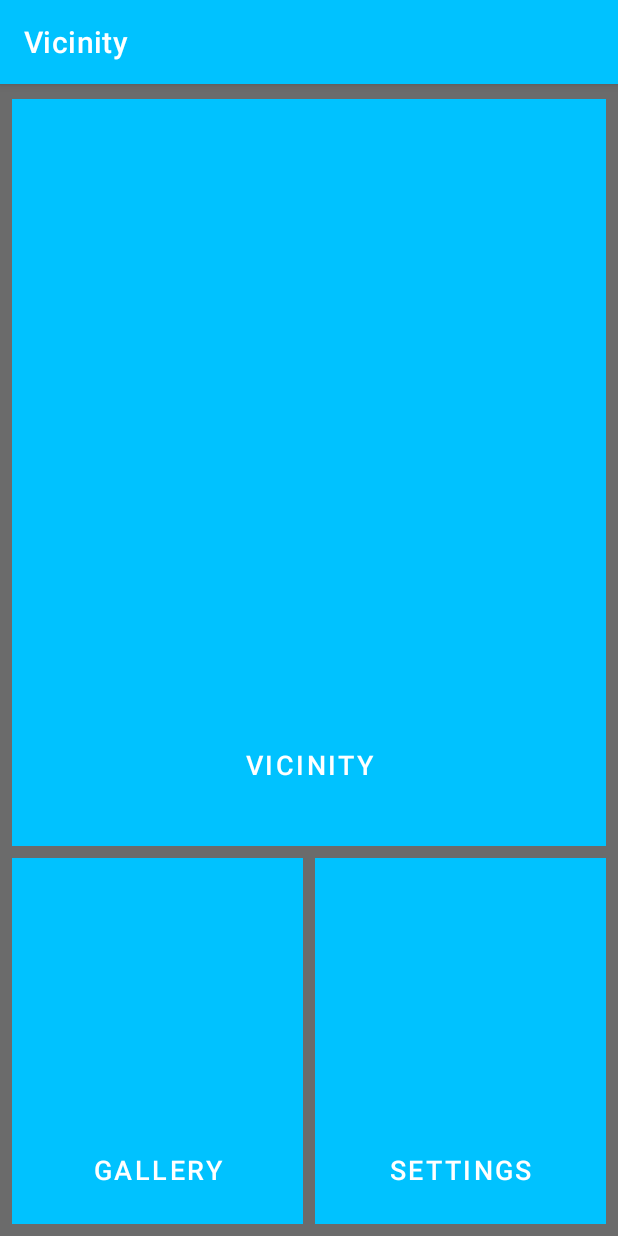
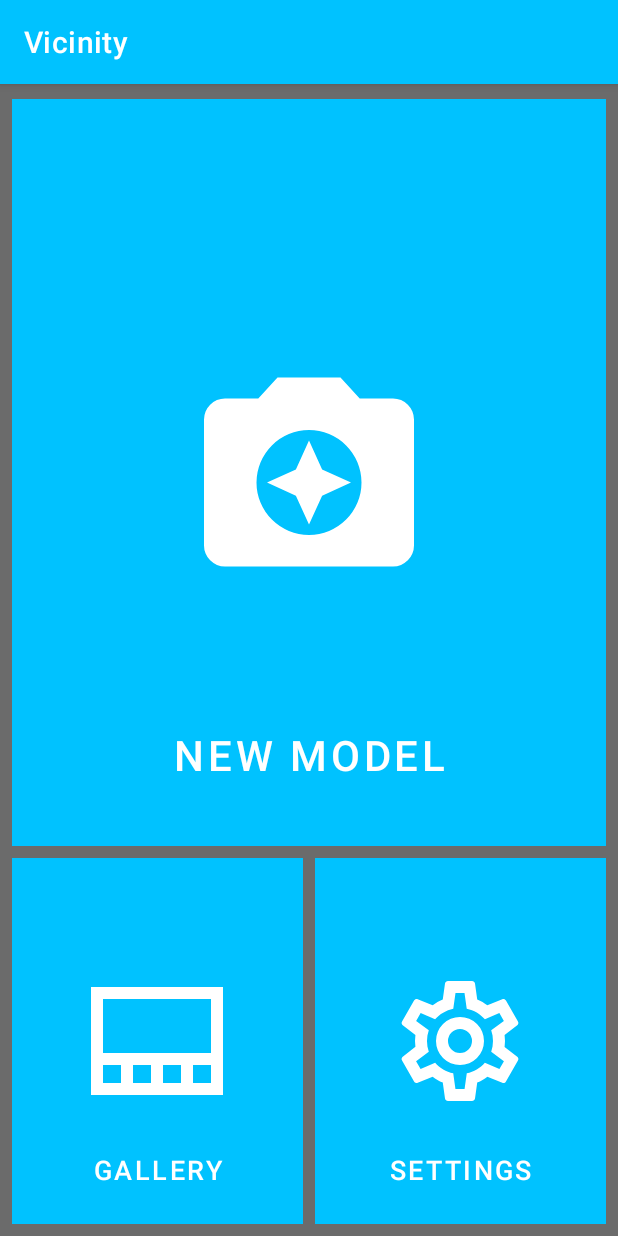
Before and after one commit to qriwty/vicinity, an Android app: the screen it shows after launch (MainActivity), on a phone screen of 412 x 824 dp. Run offline under Robolectric (Android 15) with nearby library versions, the phone set to English and light mode, and no system bars; our stand-ins replace navigation-ui.

```diff
--- a/app/src/main/res/layout/fragment_menu.xml
+++ b/app/src/main/res/layout/fragment_menu.xml
@@ -32,24 +32,25 @@
                     android:layout_marginBottom="4dp"
                     android:layout_width="0dp"
                     android:layout_height="match_parent"
+                    android:background="@color/cyan"
                     android:layout_weight="1">
 
                     <ImageView
-                        android:layout_width="wrap_content"
-                        android:layout_height="wrap_content"
+                        android:layout_width="168dp"
+                        android:layout_height="168dp"
                         android:layout_centerInParent="true"
-                        android:src="@drawable/ic_launcher_foreground" />
+                        android:src="@drawable/ic_new_model" />
 
                     <Button
                         android:id="@+id/button_new_model"
                         android:layout_width="match_parent"
                         android:layout_height="match_parent"
-                        android:background="@color/cyan"
+                        android:background="@android:color/transparent"
                         android:gravity="center|bottom"
                         android:paddingBottom="36dp"
                         android:singleLine="false"
-                        android:text="@string/app_name"
-                        android:textSize="18sp" />
+                        android:text="@string/action_new_model"
+                        android:textSize="28sp" />
 
 
                 </RelativeLayout>
@@ -68,23 +69,24 @@
                     android:layout_marginBottom="8dp"
                     android:layout_width="0dp"
                     android:layout_height="match_parent"
+                    android:background="@color/cyan"
                     android:layout_weight="1">
 
                     <Button
                         android:id="@+id/button_gallery"
                         android:layout_width="match_parent"
                         android:layout_height="match_parent"
-                        android:background="@color/cyan"
+                        android:background="@android:color/transparent"
                         android:gravity="center|bottom"
                         android:paddingBottom="18dp"
                         android:text="@string/action_gallery"
                         android:textSize="18sp" />
 
                     <ImageView
-                        android:layout_width="wrap_content"
-                        android:layout_height="wrap_content"
+                        android:layout_width="96dp"
+                        android:layout_height="96dp"
                         android:layout_centerInParent="true"
-                        android:src="@drawable/ic_launcher_background" />
+                        android:src="@drawable/ic_gallery" />
                 </RelativeLayout>
 
                 <RelativeLayout
@@ -94,23 +96,24 @@
                     android:layout_marginBottom="8dp"
                     android:layout_width="0dp"
                     android:layout_height="match_parent"
+                    android:background="@color/cyan"
                     android:layout_weight="1">
 
                     <Button
                         android:id="@+id/button_settings"
                         android:layout_width="match_parent"
                         android:layout_height="match_parent"
-                        android:background="@color/cyan"
+                        android:background="@android:color/transparent"
                         android:gravity="center|bottom"
                         android:paddingBottom="18dp"
                         android:text="@string/action_settings"
                         android:textSize="18sp" />
 
                     <ImageView
-                        android:layout_width="wrap_content"
-                        android:layout_height="wrap_content"
+                        android:layout_width="96dp"
+                        android:layout_height="96dp"
                         android:layout_centerInParent="true"
-                        android:src="@drawable/ic_launcher_foreground" />
+                        android:src="@drawable/ic_settings" />
                 </RelativeLayout>
             </TableRow>
 
```
Also changed, not shown: app/src/main/java/com/lada/vicinity/ModelController.kt (+10 -3 lines), app/src/main/java/com/lada/vicinity/utils/GalleryAdapter.kt (+25 -3 lines).
